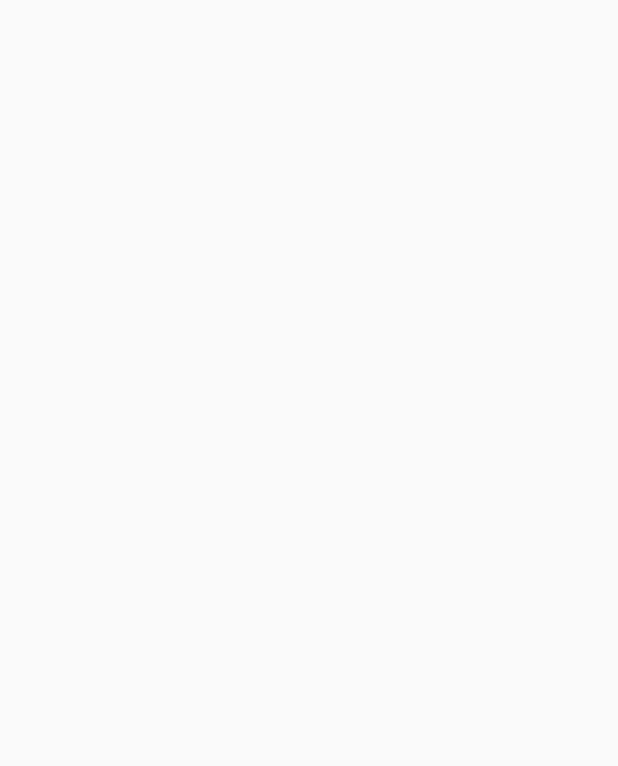
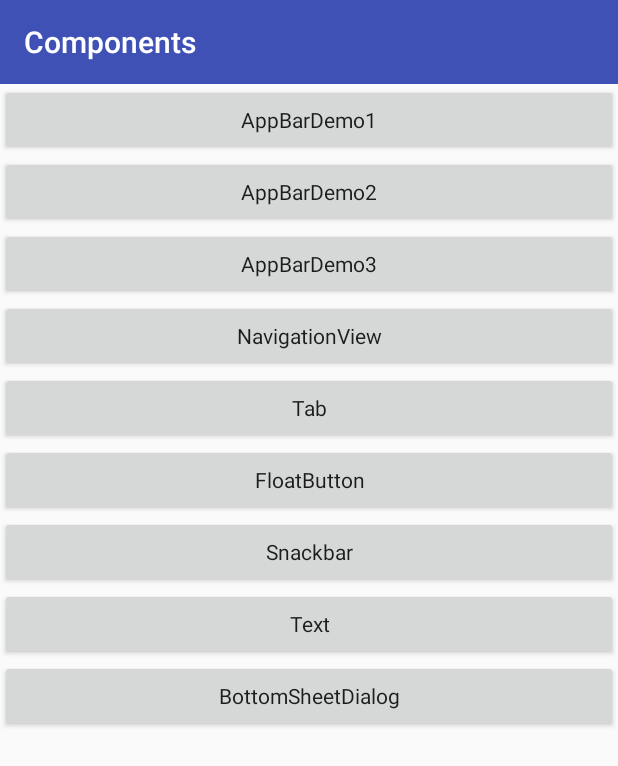
Before and after one commit to huangshouguo/MaterialDesignStudy, an Android app: the ComponentHomeActivity screen opened directly, with no data from a screen before it, on a phone screen of 412 x 824 dp. Before the commit the part shown is empty. Shown: the top 766 px of the screen. Run offline under Robolectric (Android 15) with nearby library versions, the phone set to English and light mode, and no system bars.

Commit message:
add appbar

```diff
--- a/app/src/main/res/layout/activity_animator_transition_slide.xml
+++ b/app/src/main/res/layout/activity_animator_transition_slide.xml
@@ -10,6 +10,9 @@
         app:title="AnimatorTransitionFade" />
 
 
-    <include layout="@layout/common_list_content" />
+    <android.support.v7.widget.RecyclerView
+        android:id="@+id/recycler_view"
+        android:layout_width="match_parent"
+        android:layout_height="match_parent" />
 
 </LinearLayout>
--- a/app/src/main/res/layout/activity_component_home.xml
+++ b/app/src/main/res/layout/activity_component_home.xml
@@ -1,9 +1,70 @@
 <?xml version="1.0" encoding="utf-8"?>
-<android.support.constraint.ConstraintLayout xmlns:android="http://schemas.android.com/apk/res/android"
+<LinearLayout xmlns:android="http://schemas.android.com/apk/res/android"
     xmlns:app="http://schemas.android.com/apk/res-auto"
-    xmlns:tools="http://schemas.android.com/tools"
     android:layout_width="match_parent"
     android:layout_height="match_parent"
-    tools:context="com.example.hsg.meterialdesignstudy.component.ComponentHomeActivity">
+    android:orientation="vertical">
 
-</android.support.constraint.ConstraintLayout>
+    <android.support.v7.widget.Toolbar
+        style="@style/ToolbarStyle"
+        app:title="Components" />
+
+    <ScrollView
+        android:layout_width="match_parent"
+        android:layout_height="match_parent">
+
+        <LinearLayout
+            android:layout_width="match_parent"
+            android:layout_height="match_parent"
+            android:orientation="vertical">
+
+            <Button
+                android:id="@+id/btn_app_bar_demo1"
+                style="@style/ButtonStyle"
+                android:text="AppBarDemo1" />
+
+            <Button
+                android:id="@+id/btn_app_bar_demo2"
+                style="@style/ButtonStyle"
+                android:text="AppBarDemo2" />
+
+            <Button
+                android:id="@+id/btn_app_bar_demo3"
+                style="@style/ButtonStyle"
+                android:text="AppBarDemo3" />
+
+            <Button
+                android:id="@+id/btn_navigation"
+                style="@style/ButtonStyle"
+                android:text="NavigationView" />
+
+            <Button
+                android:id="@+id/btn_tab"
+                style="@style/ButtonStyle"
+                android:text="Tab" />
+
+            <Button
+                android:id="@+id/btn_float_button"
+                style="@style/ButtonStyle"
+                android:text="FloatButton" />
+
+            <Button
+                android:id="@+id/btn_snackbar"
+                style="@style/ButtonStyle"
+                android:text="Snackbar" />
+
+            <Button
+                android:id="@+id/btn_text"
+                style="@style/ButtonStyle"
+                android:text="Text" />
+
+            <Button
+                android:id="@+id/btn_bottom_sheet"
+                style="@style/ButtonStyle"
+                android:text="BottomSheetDialog" />
+
+        </LinearLayout>
+    </ScrollView>
+
+
+</LinearLayout>
--- a/app/src/main/res/values/styles.xml
+++ b/app/src/main/res/values/styles.xml
@@ -25,7 +25,7 @@
 
     <style name="ToolbarStyle" parent="AppTheme">
         <item name="android:layout_width">match_parent</item>
-        <item name="android:layout_height">wrap_content</item>
+        <item name="android:layout_height">?attr/actionBarSize</item>
         <item name="android:background">@color/colorPrimary</item>
         <item name="titleTextColor">#FFF</item>
     </style>
```
Also changed, not shown: app/src/main/AndroidManifest.xml (+6 -1 lines), app/src/main/java/com/example/hsg/meterialdesignstudy/App.java (added, +23 -0 lines), app/src/main/java/com/example/hsg/meterialdesignstudy/animator/AnimatorPathActivity.java (+12 -3 lines), app/src/main/java/com/example/hsg/meterialdesignstudy/animator/AnimatorTransitionSlideActivity.java (+7 -0 lines), app/src/main/java/com/example/hsg/meterialdesignstudy/component/AppBarDemo1Activity.java (added, +24 -0 lines), app/src/main/java/com/example/hsg/meterialdesignstudy/component/AppBarDemo2Activity.java (added, +29 -0 lines), app/src/main/java/com/example/hsg/meterialdesignstudy/component/AppBarDemo3Activity.java (added, +29 -0 lines), app/src/main/java/com/example/hsg/meterialdesignstudy/component/ComponentHomeActivity.java (+14 -0 lines), app/src/main/java/com/example/hsg/meterialdesignstudy/data/DataBean.java (added, +17 -0 lines), app/src/main/java/com/example/hsg/meterialdesignstudy/data/DataFactory.java (added, +31 -0 lines), app/src/main/java/com/example/hsg/meterialdesignstudy/data/DataListAdapter.java (added, +53 -0 lines), app/src/main/res/layout/activity_app_bar_demo1.xml (added, +44 -0 lines), app/src/main/res/layout/activity_app_bar_demo2.xml (added, +32 -0 lines), app/src/main/res/layout/activity_app_bar_demo3.xml (added, +41 -0 lines), 1 more files.
